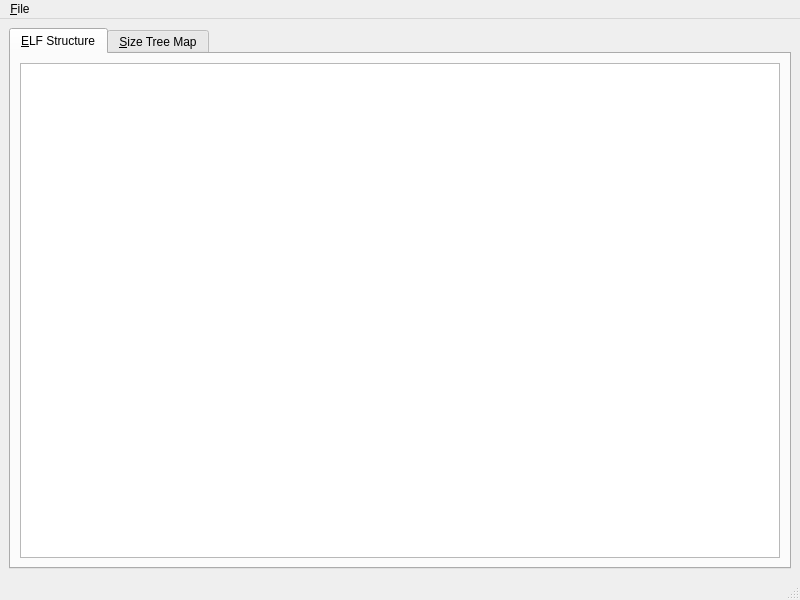
Above: ui/mainwindow.ui from KDE/elf-dissector before the change. Below: the same form after it.
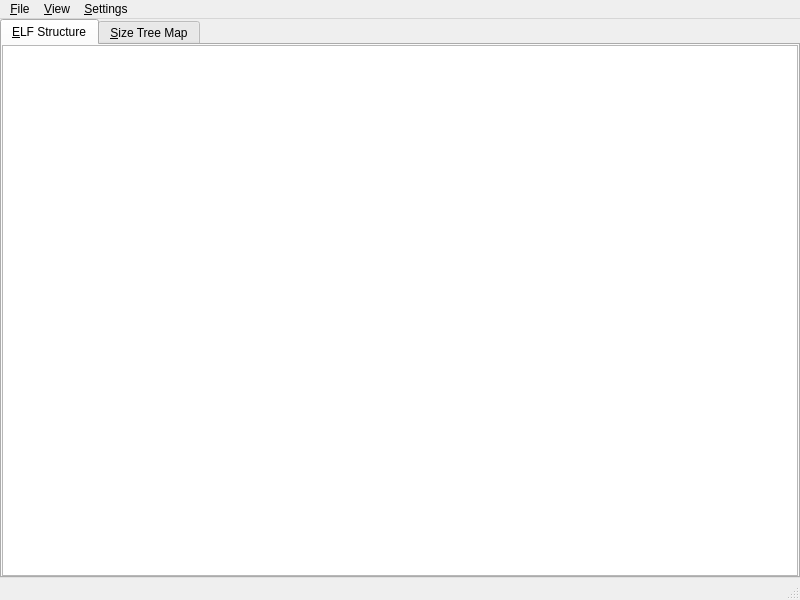
That is the form after the change. Icons and pictures are not drawn.

Commit message: Save/restore settings, reopen previous file, polish UI.

The edit to the form file:
```diff
--- a/ui/mainwindow.ui
+++ b/ui/mainwindow.ui
@@ -15,6 +15,18 @@
   </property>
   <widget class="QWidget" name="centralwidget">
    <layout class="QVBoxLayout" name="verticalLayout_2">
+    <property name="leftMargin">
+     <number>0</number>
+    </property>
+    <property name="topMargin">
+     <number>0</number>
+    </property>
+    <property name="rightMargin">
+     <number>0</number>
+    </property>
+    <property name="bottomMargin">
+     <number>0</number>
+    </property>
     <item>
      <widget class="QTabWidget" name="tabWidget">
       <property name="currentIndex">
@@ -25,6 +37,18 @@
         <string>&amp;ELF Structure</string>
        </attribute>
        <layout class="QVBoxLayout" name="verticalLayout">
+        <property name="leftMargin">
+         <number>0</number>
+        </property>
+        <property name="topMargin">
+         <number>0</number>
+        </property>
+        <property name="rightMargin">
+         <number>0</number>
+        </property>
+        <property name="bottomMargin">
+         <number>0</number>
+        </property>
         <item>
          <widget class="QTreeView" name="elfStructureView"/>
         </item>
@@ -46,7 +70,7 @@
      <x>0</x>
      <y>0</y>
      <width>800</width>
-     <height>20</height>
+     <height>23</height>
     </rect>
    </property>
    <widget class="QMenu" name="menu_File">
@@ -57,7 +81,21 @@
     <addaction name="separator"/>
     <addaction name="actionQuit"/>
    </widget>
+   <widget class="QMenu" name="menu_View">
+    <property name="title">
+     <string>&amp;View</string>
+    </property>
+    <addaction name="actionHideDebugInformation"/>
+   </widget>
+   <widget class="QMenu" name="menu_Settings">
+    <property name="title">
+     <string>&amp;Settings</string>
+    </property>
+    <addaction name="actionReopenPreviousFile"/>
+   </widget>
    <addaction name="menu_File"/>
+   <addaction name="menu_View"/>
+   <addaction name="menu_Settings"/>
   </widget>
   <widget class="QStatusBar" name="statusbar"/>
   <action name="actionOpen">
```
Left out of the diff: 55 changed lines with no effect on the pictures. The commit also changes 2 other files.
